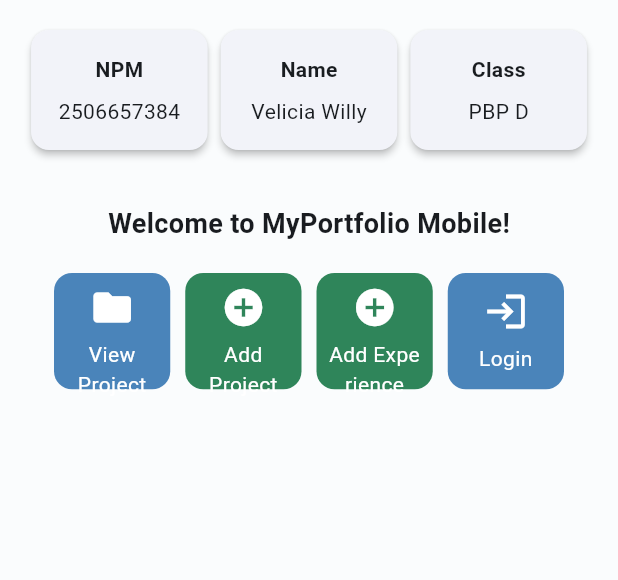
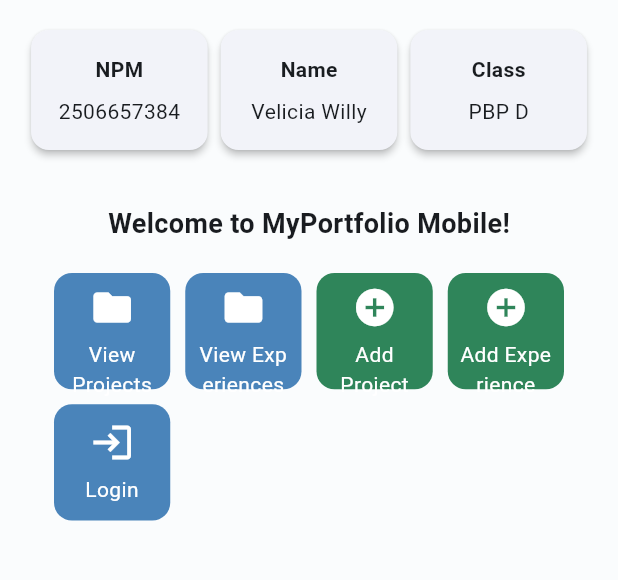
Before and after one commit to veliciawilly75/myportofolio_mobile, a Flutter app: the ExperienceFormPage screen opened directly, in the side drawer, after a tap on "Home", on a phone screen of 412 x 824 dp, the part 84-664 px from its top. Run offline on Flutter 3.47's test engine with Material 3 defaults, Android fonts, the phone set to English and light mode, and no system bars; our stand-ins replace material_ui; generated files the repository leaves out were written again; network calls fail.

Commit message:
feat: Menghubungkan model Experience ke aplikasi mobile

```diff
--- /dev/null
+++ b/lib/models/experience.dart
@@ -0,0 +1,29 @@
+import 'package:json_annotation/json_annotation.dart';
+
+part 'experience.g.dart';
+
+/// Portfolio experience synchronized with the Django REST Framework API.
+@JsonSerializable(fieldRename: FieldRename.snake)
+class Experience {
+  const Experience({
+    this.id,
+    required this.title,
+    required this.description,
+    required this.category,
+    required this.startedAt,
+    this.endedAt,
+  });
+
+  factory Experience.fromJson(Map<String, dynamic> json) =>
+      _$ExperienceFromJson(json);
+
+  @JsonKey(includeToJson: false)
+  final String? id;
+  final String title;
+  final String description;
+  final String category;
+  final String startedAt;
+  final String? endedAt;
+
+  Map<String, dynamic> toJson() => _$ExperienceToJson(this);
+}
--- a/lib/screens/menu.dart
+++ b/lib/screens/menu.dart
@@ -12,7 +12,8 @@ class MyHomePage extends StatelessWidget {
   final String kelas = "PBP D";
 
   final List<ItemHomepage> items = [
-    ItemHomepage("View Project", Icons.folder, Color(0xFF4A84BA)),
+    ItemHomepage("View Projects", Icons.folder, Color(0xFF4A84BA)),
+    ItemHomepage("View Experiences", Icons.folder, Color(0xFF4A84BA)),
     ItemHomepage("Add Project", Icons.add_circle, Color(0xFF2F855A)),
     ItemHomepage("Add Experience", Icons.add_circle, Color(0xFF2F855A)),
   ];
@@ -23,12 +24,12 @@ class MyHomePage extends StatelessWidget {
     // Scaffold menyediakan struktur visual dasar halaman (AppBar, Body, SnackBar).
     final loggedIn = context.watch<AuthState>().isLoggedIn;
     if (loggedIn) {
-      if (items.length == 4) {
+      if (items.length == 5) {
         items.removeLast();
       }
       items.add(ItemHomepage("Logout", Icons.logout, Color(0xFFD97777)));
     } else {
-      if (items.length == 4) {
+      if (items.length == 5) {
         items.removeLast();
       }
       items.add(ItemHomepage("Login", Icons.login, Color(0xFF4A84BA)));
--- a/lib/widgets/left_drawer.dart
+++ b/lib/widgets/left_drawer.dart
@@ -1,4 +1,5 @@
 import 'package:material_ui/material_ui.dart';
+import 'package:myportofolio_mobile/screens/experience_list_screens.dart';
 import 'package:myportofolio_mobile/screens/login_screen.dart';
 import 'package:myportofolio_mobile/screens/menu.dart';
 import 'package:myportofolio_mobile/screens/project_form.dart';
@@ -54,11 +55,22 @@ class LeftDrawer extends StatelessWidget {
           ListTile(
             leading: const Icon(Icons.add_circle_outline),
             title: const Text('View Projects'),
-            // Navigasi ke halaman tambah proyek
+            // Navigasi ke halaman lihat proyek
             onTap: () {
               Navigator.push(
                 context,
                 MaterialPageRoute(builder: (context) => ProjectListScreen()),
+              );
+            },
+          ),
+          ListTile(
+            leading: const Icon(Icons.add_circle_outline),
+            title: const Text('View Experiences'),
+            // Navigasi ke halaman lihat experience
+            onTap: () {
+              Navigator.push(
+                context,
+                MaterialPageRoute(builder: (context) => ExperienceListScreen()),
               );
             },
           ),
--- a/lib/widgets/project_card.dart
+++ b/lib/widgets/project_card.dart
@@ -1,8 +1,10 @@
 import 'package:material_ui/material_ui.dart';
+import 'package:myportofolio_mobile/screens/experience_list_screens.dart';
 import 'package:myportofolio_mobile/screens/login_screen.dart';
 import 'package:myportofolio_mobile/screens/project_form.dart';
 import 'package:myportofolio_mobile/screens/experience_form.dart';
 import 'package:myportofolio_mobile/screens/menu.dart';
+import 'package:myportofolio_mobile/screens/project_list_screens.dart';
 import 'package:myportofolio_mobile/services/auth_state.dart';
 import 'package:myportofolio_mobile/widgets/auth_guard.dart';
 import 'package:provider/provider.dart';
@@ -56,6 +58,16 @@ class ItemCard extends StatelessWidget {
               context,
               MaterialPageRoute(builder: (context) => LoginScreen()),
             );
+          } else if (item.name == "View Projects") {
+            Navigator.push(
+              context,
+              MaterialPageRoute(builder: (context) => ProjectListScreen()),
+            );
+          } else if (item.name == "View Experiences") {
+            Navigator.push(
+              context,
+              MaterialPageRoute(builder: (context) => ExperienceListScreen()),
+            );
           }
         },
         child: Container(
```
Also changed, not shown: lib/screens/experience_detail_screen.dart (added, +116 -0 lines), lib/screens/experience_list_screens.dart (added, +113 -0 lines), lib/services/api_client.dart (+32 -0 lines).
